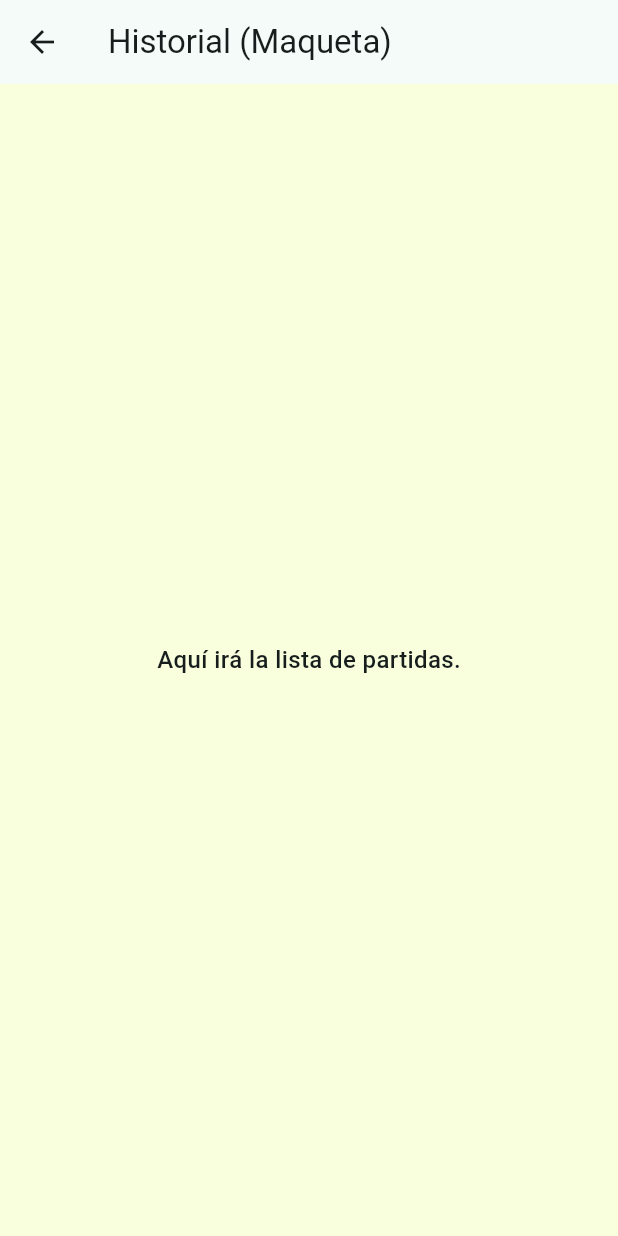
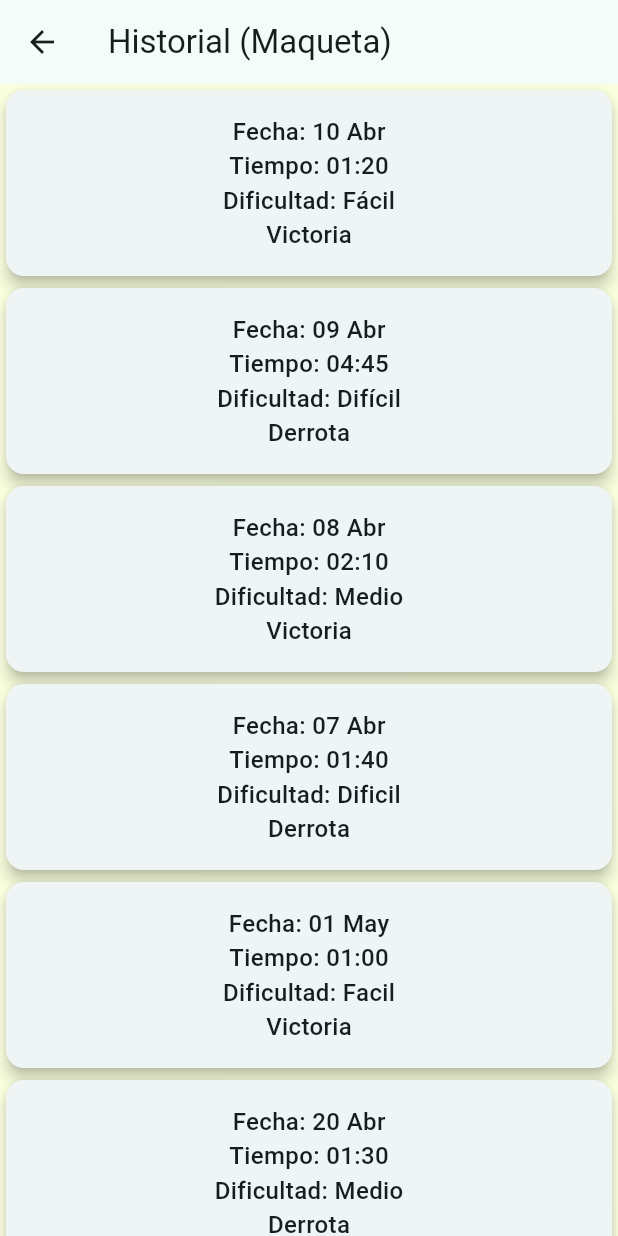
Before and after one commit to Kaelleon/3479A321_2024479025, a Flutter app: the HistoryScreen screen opened by its route, on a phone screen of 412 x 824 dp. Run offline on Flutter 3.47's test engine with Material 3 defaults, Android fonts, the light colour scheme and no system bars; our stand-ins replace logger.

Commit message:
lista del historial

```diff
--- a/lib/models/game_result.dart
+++ b/lib/models/game_result.dart
@@ -3,11 +3,13 @@ class GameResult
   final String date;
   final String timeSpent;
   final bool isVictory;
+  final String difficulty;
 
   GameResult
   ({
     required this.date,
     required this.timeSpent,
-    required this.isVictory
+    required this.isVictory,
+    required this.difficulty,
   });
 }
--- a/lib/ui/screens/history_screen.dart
+++ b/lib/ui/screens/history_screen.dart
@@ -1,4 +1,6 @@
 import 'package:flutter/material.dart';
+import 'package:flutter_application_1/models/game_result.dart';
+import 'package:flutter_application_1/ui/widgets/GameResultUI.dart';
 
 class HistoryScreen extends StatelessWidget
 {
@@ -6,12 +8,29 @@ class HistoryScreen extends StatelessWidget
   @override
   Widget build(BuildContext context)
   {
+    final List<GameResult> listMaqueta =
+    [
+      GameResult(date: '10 Abr', timeSpent: '01:20', isVictory: true, difficulty: 'Fácil'),
+      GameResult(date: '09 Abr', timeSpent: '04:45', isVictory: false, difficulty:'Difícil'),
+      GameResult(date: '08 Abr', timeSpent: '02:10', isVictory: true, difficulty: 'Medio'),
+      GameResult(date: '07 Abr', timeSpent: '01:40', isVictory: false, difficulty: 'Dificil'),
+      GameResult(date: '01 May', timeSpent: '01:00', isVictory: true, difficulty: 'Facil'),
+      GameResult(date: '20 Abr', timeSpent: '01:30', isVictory: false, difficulty: 'Medio'),
+      GameResult(date: '28 Mar', timeSpent: '03:40', isVictory: true, difficulty: 'Dificil'),
+      GameResult(date: '07 Jun', timeSpent: '00:50', isVictory: false, difficulty: 'Facil'),
+      GameResult(date: '20 May', timeSpent: '02:20', isVictory: false, difficulty: 'Medio'),
+      GameResult(date: '25 May', timeSpent: '00:40', isVictory: true, difficulty: 'Dificil'),
+    ];
     return Scaffold
     (
       appBar: AppBar(title: const Text('Historial (Maqueta)')),
-      body: const Center
-      (
-        child: Text('Aquí irá la lista de partidas.'),
+      body:
+      ListView.builder(itemBuilder: (context, index)
+      {
+        final game = listMaqueta[index];
+        return GameResultUI(game: game); // GameResultUI es el widget personalizado que creamos en los pasos anteriores (refactor)
+      },
+      itemCount: listMaqueta.length,
       ),
     );
   }
--- a/lib/ui/widgets/GameResultUI.dart
+++ b/lib/ui/widgets/GameResultUI.dart
@@ -1,21 +1,15 @@
 import 'package:flutter/material.dart';
 import 'package:flutter_application_1/models/game_result.dart';
 
-class Gameresultui extends StatelessWidget
+class GameResultUI extends StatelessWidget
 {
   final GameResult game;
 
-  const Gameresultui({super.key, required this.game});
+  const GameResultUI({super.key, required this.game});
   @override
   Widget build(BuildContext context)
   {
-    return Scaffold
-    (
-      appBar: AppBar(title: const Text('Historial (Maqueta)')),
-      body: Center
-      (
-        child:
-        Card
+    return Card
     (
       elevation: 4,
       child: Padding
@@ -27,11 +21,11 @@ class Gameresultui extends StatelessWidget
           children:
           [
             Text('Fecha: ${game.date}'),
-                Text('Tiempo: ${game.timeSpent}')
+            Text('Tiempo: ${game.timeSpent}'),
+            Text('Dificultad: ${game.difficulty}'),
+            Text(game.isVictory ? 'Victoria':'Derrota'),
           ],
         ),
-          ),
-        )
       ),
     );
   }
```
Lines whose indentation alone changed are shown as unchanged.
